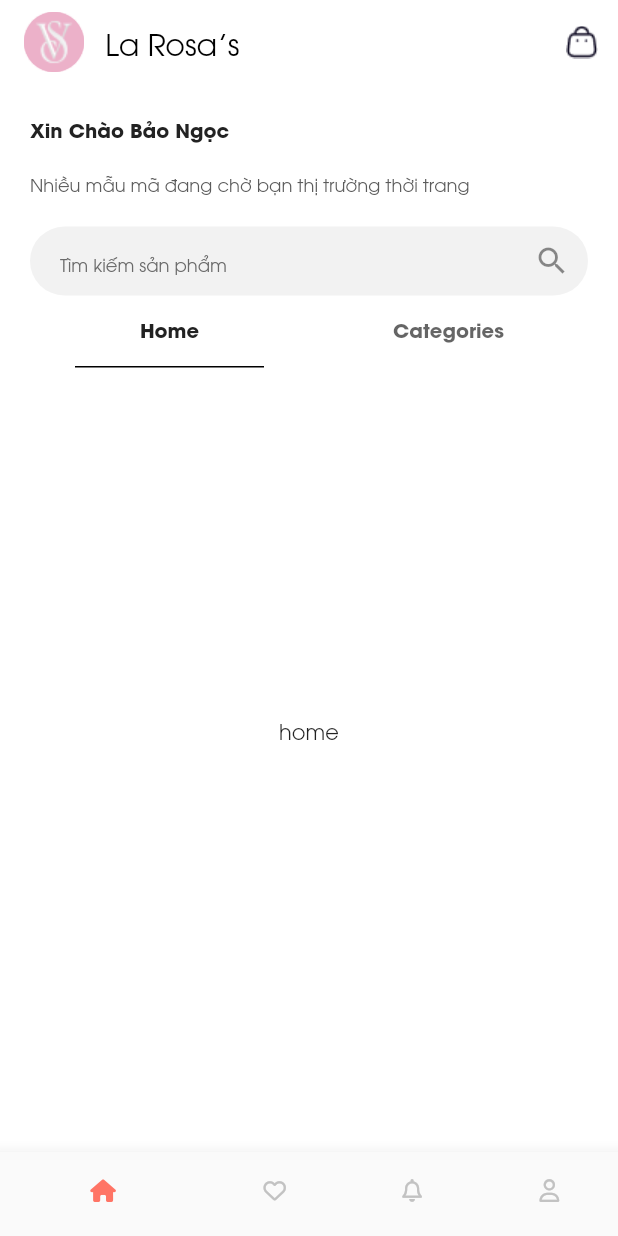
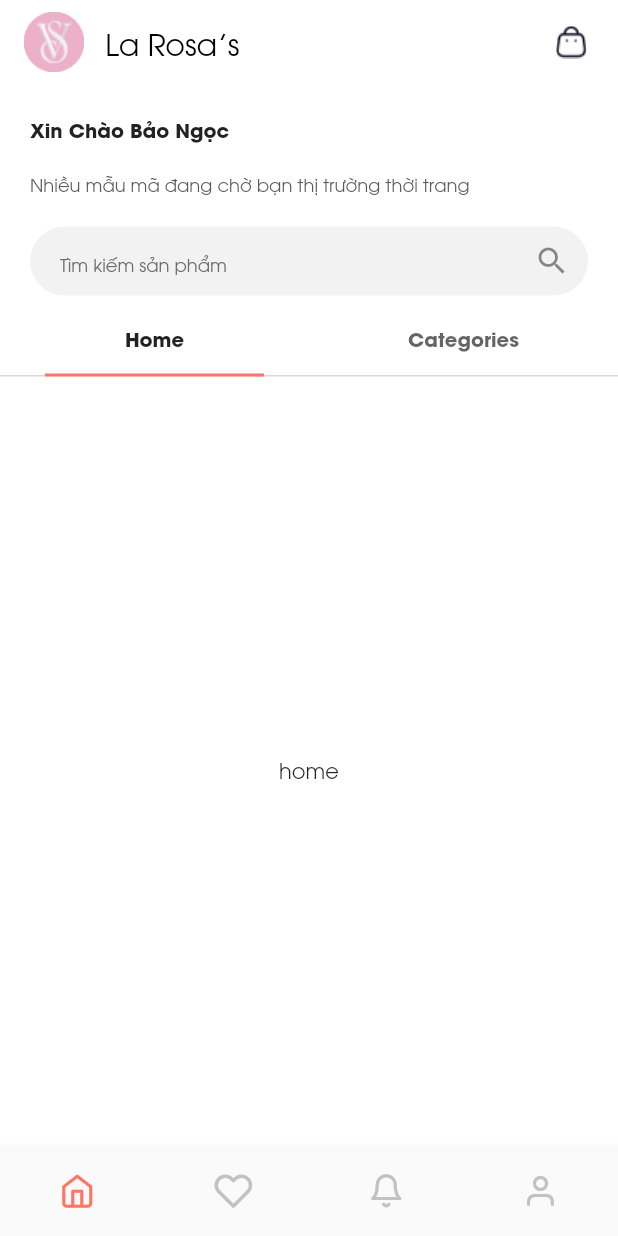
Before and after one commit to thoangson95/flutter_first, a Flutter app: the screen it shows after launch, on a phone screen of 412 x 824 dp. Run offline on Flutter 3.47's test engine with Material 2 defaults, Android fonts, the phone set to English and light mode, and no system bars; our stand-ins replace another_xlider, flutter_rating_bar, font_awesome_flutter.

Commit message:
Cơ bản là xong 3 giao diện

```diff
--- /dev/null
+++ b/lib/BottomBarIcon_icons.dart
@@ -0,0 +1,19 @@
+// Place fonts/BottomBarIcon.ttf in your fonts/ directory and
+// add the following to your pubspec.yaml
+// flutter:
+//   fonts:
+//    - family: BottomBarIcon
+//      fonts:
+//       - asset: fonts/BottomBarIcon.ttf
+import 'package:flutter/widgets.dart';
+
+class BottomBarIcon {
+  BottomBarIcon._();
+
+  static const String _fontFamily = 'BottomBarIcons';
+
+  static const IconData bell = IconData(0xe900, fontFamily: _fontFamily);
+  static const IconData heart = IconData(0xe901, fontFamily: _fontFamily);
+  static const IconData home = IconData(0xe902, fontFamily: _fontFamily);
+  static const IconData user = IconData(0xe903, fontFamily: _fontFamily);
+}
--- a/lib/categories.dart
+++ b/lib/categories.dart
@@ -1,4 +1,25 @@
 import 'package:flutter/material.dart';
+
+class DecoratedTabBar extends StatelessWidget implements PreferredSizeWidget {
+  const DecoratedTabBar(
+      {super.key, required this.tabBar, required this.decoration});
+
+  final TabBar tabBar;
+  final BoxDecoration decoration;
+
+  @override
+  Size get preferredSize => tabBar.preferredSize;
+
+  @override
+  Widget build(BuildContext context) {
+    return Stack(
+      children: [
+        Positioned.fill(child: Container(decoration: decoration)),
+        tabBar,
+      ],
+    );
+  }
+}
 
 class Categories extends StatefulWidget {
   const Categories({Key? key}) : super(key: key);
@@ -15,10 +36,16 @@ class _CategoriesState extends State<Categories> {
       child: Column(
         crossAxisAlignment: CrossAxisAlignment.stretch,
         children: [
-          const TabBar(
+          Container(
+            margin: const EdgeInsets.only(bottom: 20),
+            child: const DecoratedTabBar(
+              tabBar: TabBar(
                 indicatorColor: Color(0xFFFF7465),
                 indicator: UnderlineTabIndicator(
-              borderSide: BorderSide(width: 1),
+                  borderSide: BorderSide(
+                    width: 2,
+                    color: Color(0xFFFF7465),
+                  ),
                   insets: EdgeInsets.symmetric(horizontal: 30),
                 ),
                 labelColor: Color(0xFF222222),
@@ -36,7 +63,18 @@ class _CategoriesState extends State<Categories> {
                   )
                 ],
               ),
-          SizedBox(
+              decoration: BoxDecoration(
+                border: Border(
+                  bottom: BorderSide(
+                    color: Color(0xffD9D9D9),
+                    width: 1,
+                  ),
+                ),
+              ),
+            ),
+          ),
+          Container(
+            padding: const EdgeInsets.symmetric(horizontal: 20, vertical: 0),
             height: 96 * 4 + 25 * 4,
             child: TabBarView(children: [
               const Center(
--- a/lib/dangky.dart
+++ b/lib/dangky.dart
@@ -139,12 +139,15 @@ class _DangkyState extends State<Dangky> {
                             color: Color(0xFF1877F2),
                           ),
                           style: ElevatedButton.styleFrom(
-                              backgroundColor: const Color(0xFFFFFFFF),
-                              elevation: 0,
-                              side: const BorderSide(
-                                  width: 1, color: Color(0xFF1877F2)),
-                              shape: RoundedRectangleBorder(
-                                  borderRadius: BorderRadius.circular(10))),
+                            foregroundColor: const Color(0xFF1877F2),
+                            backgroundColor: const Color(0xFFFFFFFF),
+                            elevation: 0,
+                            side: const BorderSide(
+                                width: 1, color: Color(0xFF1877F2)),
+                            shape: RoundedRectangleBorder(
+                              borderRadius: BorderRadius.circular(10),
+                            ),
+                          ),
                           label: const Text(
                             "Tiếp tục với Facebook",
                             style: TextStyle(
--- a/lib/filterscreen.dart
+++ b/lib/filterscreen.dart
@@ -271,7 +271,11 @@ class _FilterCategoriesState extends State<FilterCategories> {
     "Áo khoác",
     "Jumpsuit",
     "Crop top",
-    "Áo lệch vai"
+    "Áo lệch vai",
+    "Áo khoác",
+    "Áo khoác",
+    "Áo khoác",
+    "Áo khoác",
   ];
 
   @override
@@ -298,6 +302,7 @@ class _FilterCategoriesState extends State<FilterCategories> {
               SizedBox(
                   height: 51 * 4,
                   child: ListView(
+                    scrollDirection: Axis.vertical,
                     children: _listItem
                         .map((e) => Column(
                               children: [
--- a/lib/homescreen.dart
+++ b/lib/homescreen.dart
@@ -1,5 +1,5 @@
 import 'package:flutter/material.dart';
-import 'categories.dart';
+import 'package:thoitrang/categories.dart';
 
 class Homescreen extends StatefulWidget {
   const Homescreen({Key? key}) : super(key: key);
@@ -41,6 +41,7 @@ class _HomescreenState extends State<Homescreen> {
         ),
         actions: [
           IconButton(
+            padding: const EdgeInsets.symmetric(vertical: 0, horizontal: 20),
             onPressed: () {},
             icon: Image.asset("assets/categories_image/Bag.png"),
             iconSize: 22,
@@ -50,11 +51,11 @@ class _HomescreenState extends State<Homescreen> {
       body: Container(
         color: Colors.white,
         child: ListView(
-          padding: const EdgeInsets.fromLTRB(20, 0, 20, 0),
+          physics: const ClampingScrollPhysics(),
           children: [
             // 2 dòng chữ
             const Padding(
-              padding: EdgeInsets.fromLTRB(0, 20, 0, 0),
+              padding: EdgeInsets.fromLTRB(20, 20, 20, 0),
               child: Text(
                 "Xin Chào Bảo Ngọc",
                 style: TextStyle(
@@ -65,7 +66,7 @@ class _HomescreenState extends State<Homescreen> {
               ),
             ),
             const Padding(
-              padding: EdgeInsets.fromLTRB(0, 20, 0, 0),
+              padding: EdgeInsets.fromLTRB(20, 20, 20, 0),
               child: Text(
                 "Nhiều mẫu mã đang chờ bạn thị trường thời trang",
                 style: TextStyle(
@@ -78,7 +79,7 @@ class _HomescreenState extends State<Homescreen> {
 
             // Tìm kiếm
             Container(
-              margin: const EdgeInsets.fromLTRB(0, 20, 0, 0),
+              margin: const EdgeInsets.fromLTRB(20, 20, 20, 6),
               height: 46,
               child: TextField(
                 textAlignVertical: TextAlignVertical.center,
@@ -101,7 +102,7 @@ class _HomescreenState extends State<Homescreen> {
             ),
 
             // Tab
-            const Categories()
+            const Categories(),
           ],
         ),
       ),
--- a/lib/main.dart
+++ b/lib/main.dart
@@ -1,10 +1,10 @@
 import 'package:flutter/material.dart';
-import 'package:font_awesome_flutter/font_awesome_flutter.dart';
 // import 'package:google_fonts/google_fonts.dart';
 import 'package:thoitrang/dangky.dart';
 // import 'package:thoitrang/categories.dart';
 import 'package:thoitrang/filterscreen.dart';
 import 'package:thoitrang/homescreen.dart';
+import 'BottomBarIcon_icons.dart';
 
 void main() {
   runApp(const MyApp());
@@ -17,6 +17,7 @@ class MyApp extends StatelessWidget {
     return MaterialApp(
       title: 'Flutter Demo',
       debugShowCheckedModeBanner: false,
+      debugShowMaterialGrid: false,
       theme: ThemeData(
           // useMaterial3: true,
           fontFamily: 'UTMAvo'
@@ -51,10 +52,11 @@ class _MyHomePageState extends State<MyHomePage> {
   }
 
   void _onItemTapped(int index) {
+    _selectedIndex = index;
     setState(() {
-      _selectedIndex = index;
       _pageController.animateToPage(index,
-          duration: const Duration(milliseconds: 500), curve: Curves.easeOut);
+          duration: const Duration(milliseconds: 500),
+          curve: Curves.fastOutSlowIn);
     });
   }
 
@@ -80,28 +82,39 @@ class _MyHomePageState extends State<MyHomePage> {
       bottomNavigationBar: BottomNavigationBar(
         currentIndex: _selectedIndex,
         selectedItemColor: const Color(0xFFFF7465),
-        selectedIconTheme: const IconThemeData(size: 15),
-        unselectedIconTheme: const IconThemeData(size: 15),
         unselectedItemColor: const Color(0xFFC2C2C2),
         showSelectedLabels: false,
         showUnselectedLabels: false,
         onTap: _onItemTapped,
+        type: BottomNavigationBarType.fixed,
         elevation: 10,
         items: const [
           BottomNavigationBarItem(
-            icon: FaIcon(FontAwesomeIcons.house),
+            icon: Icon(
+              BottomBarIcon.home,
+              size: 24,
+            ),
             label: "home",
           ),
           BottomNavigationBarItem(
-            icon: FaIcon(FontAwesomeIcons.heart),
+            icon: Icon(
+              BottomBarIcon.heart,
+              size: 24,
+            ),
             label: "heart",
           ),
           BottomNavigationBarItem(
-            icon: FaIcon(FontAwesomeIcons.bell),
+            icon: Icon(
+              BottomBarIcon.bell,
+              size: 24,
+            ),
             label: "bell",
           ),
           BottomNavigationBarItem(
-            icon: FaIcon(FontAwesomeIcons.user),
+            icon: Icon(
+              BottomBarIcon.user,
+              size: 24,
+            ),
             label: "user",
           ),
         ],
--- a/pubspec.yaml
+++ b/pubspec.yaml
@@ -39,7 +39,7 @@ dependencies:
   font_awesome_flutter: ^10.4.0
   another_xlider: ^1.1.2
   flutter_rating_bar: ^4.0.1
-  dotted_border: ^2.0.0+3
+  autoscale_tabbarview: ^1.0.2
 
 dev_dependencies:
   flutter_test:
@@ -94,6 +94,9 @@ flutter:
           style: italic
         - asset: assets/fonts/UTM AvoItalic.ttf
           style: italic
+    - family: BottomBarIcons
+      fonts:
+        - asset: assets/bottom_bar_icons/fonts/BottomBarIcon.ttf
   #
   # For details regarding fonts from package dependencies,
   # see https://flutter.dev/custom-fonts/#from-packages
```
Also changed, not shown: assets/bottom_bar_icons/fonts/BottomBarIcon.svg (added), assets/bottom_bar_icons/fonts/BottomBarIcon.ttf (added), pubspec.lock, 2 other files. Lines whose indentation alone changed are shown as unchanged.
